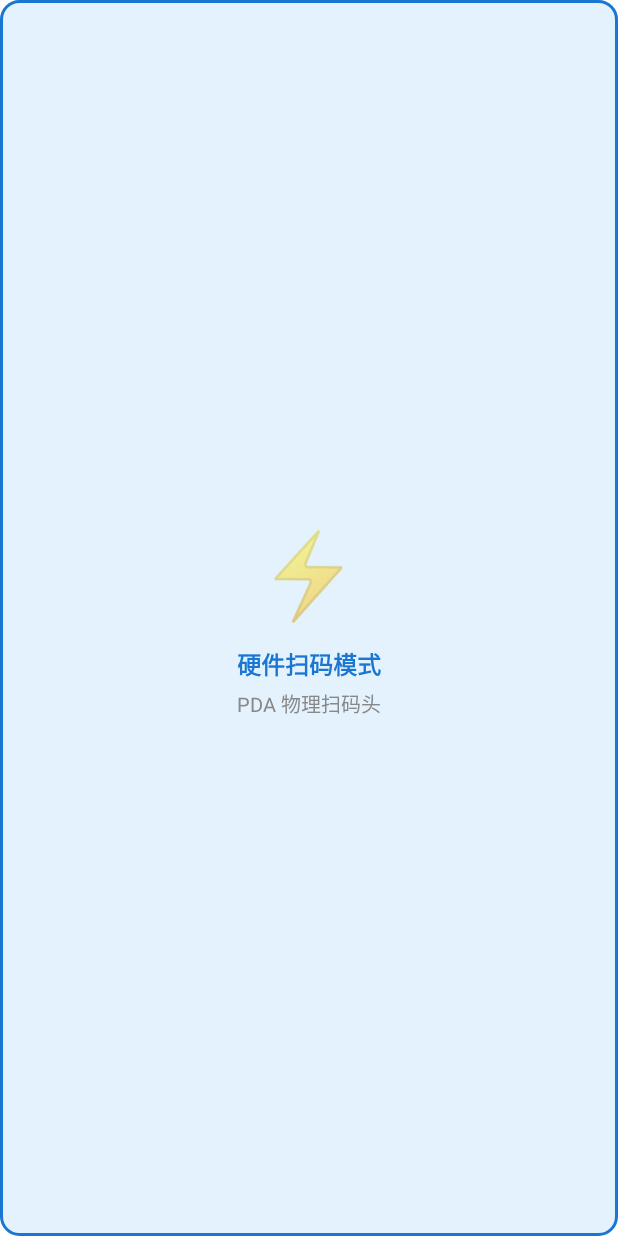
After one commit to lysdos/AssetManagerAPP, an Android app: the layout view_scan_mode_placeholder.xml on its own in the app's theme, with its tools: preview values and no code run, on a phone screen of 412 x 824 dp. The commit adds this screen. Run offline under Robolectric (Android 15) with nearby library versions, the phone set to English and light mode, and no system bars.

Commit message:
手动盘点新增硬件扫描模式

```diff
--- a/app/src/main/java/com/huaxia/inventory/InventoryApp.java
+++ b/app/src/main/java/com/huaxia/inventory/InventoryApp.java
@@ -4,6 +4,7 @@ import android.app.Application;
 import android.content.SharedPreferences;
 import android.util.Log;
 import androidx.room.Room;
+import com.huaxia.inventory.barcode.BarcodeHardwareController;
 import com.huaxia.inventory.data.AppDatabase;
 import com.huaxia.inventory.rfid.RfidController;
 import com.huaxia.inventory.rfid.SdkRfidAdapter;
@@ -63,6 +64,11 @@ public class InventoryApp extends Application {
                 Log.i(TAG, "[InventoryApp] orphan cleanup: no orphans found");
             }
         });
+
+        // 预热硬件扫码 SDK (rscja BarcodeDecoder).
+        // 跟 RFID init 同模式: 后台线程 open, 不阻塞 app 启动.
+        // 失败不致命, ManualScanFragment 会静默降级到 CameraX + ML Kit.
+        executors.diskIO.execute(() -> BarcodeHardwareController.prewarm(this));
 
         // 诊断: R8 minify 在 debug 开启后, com.rscja.team.mtk.* 等平台实现类
         // 会被 R8 误判为"不可达"剥掉. 用 Class.forName 探一下, 找出哪些类丢了.
--- /dev/null
+++ b/app/src/main/res/drawable/bg_scan_mode_placeholder.xml
@@ -0,0 +1,7 @@
+<?xml version="1.0" encoding="utf-8"?>
+<shape xmlns:android="http://schemas.android.com/apk/res/android"
+    android:shape="rectangle">
+    <solid android:color="@color/bgScanModePlaceholder" />
+    <stroke android:width="2dp" android:color="@color/colorPrimary" />
+    <corners android:radius="12dp" />
+</shape>
--- /dev/null
+++ b/app/src/main/res/layout/view_scan_mode_placeholder.xml
@@ -0,0 +1,41 @@
+<?xml version="1.0" encoding="utf-8"?>
+<!--
+  硬件扫码模式占位面板 — 在 cameraContainer 里跟 PreviewView 互斥显示.
+  硬件 SDK 已 open + setCallback, 不需要摄像头预览, 但保留 260dp 高度
+  防止双路径切换时页面长度抖动.
+-->
+<LinearLayout xmlns:android="http://schemas.android.com/apk/res/android"
+    android:id="@+id/scanModePlaceholder"
+    android:layout_width="match_parent"
+    android:layout_height="match_parent"
+    android:orientation="vertical"
+    android:gravity="center"
+    android:background="@drawable/bg_scan_mode_placeholder"
+    android:padding="16dp">
+
+    <TextView
+        android:id="@+id/placeholderIconTv"
+        android:layout_width="wrap_content"
+        android:layout_height="wrap_content"
+        android:text="⚡"
+        android:textSize="56sp" />
+
+    <TextView
+        android:id="@+id/placeholderTitleTv"
+        android:layout_width="wrap_content"
+        android:layout_height="wrap_content"
+        android:layout_marginTop="12dp"
+        android:text="@string/manual_scan_hardware_idle_title"
+        android:textSize="16sp"
+        android:textStyle="bold"
+        android:textColor="@color/colorPrimary" />
+
+    <TextView
+        android:id="@+id/placeholderTipTv"
+        android:layout_width="wrap_content"
+        android:layout_height="wrap_content"
+        android:layout_marginTop="4dp"
+        android:text="@string/manual_scan_hardware_idle_tip"
+        android:textSize="13sp"
+        android:textColor="@color/textHint" />
+</LinearLayout>
--- a/app/src/main/res/values/colors.xml
+++ b/app/src/main/res/values/colors.xml
@@ -6,6 +6,8 @@
     <color name="statusMissing">#C62828</color>
     <color name="statusExtra">#EF6C00</color>
     <color name="bgSurface">#F5F5F5</color>
+    <!-- 硬件扫码模式占位面板背景: 浅蓝 (跟 tagBlueBg 一致, 这里语义化独立命名便于维护) -->
+    <color name="bgScanModePlaceholder">#E3F2FD</color>
     <color name="cardCorner">#FFFFFF</color>
     <color name="tagBlueBg">#E3F2FD</color>
     <color name="tagBlueFg">#1565C0</color>
--- a/app/src/main/res/values/strings.xml
+++ b/app/src/main/res/values/strings.xml
@@ -189,6 +189,11 @@
     <string name="manual_scan_active_tip">将条码对准手持机扫描窗口</string>
     <string name="manual_scan_start_btn">🔫 启动扫码</string>
     <string name="manual_scan_stop_btn">⏹️ 停止扫码</string>
+    <!-- 硬件扫码模式占位面板文案 (双路径切换时使用) -->
+    <string name="manual_scan_hardware_idle_title">硬件扫码模式</string>
+    <string name="manual_scan_hardware_idle_tip">PDA 物理扫码头</string>
+    <string name="manual_scan_hardware_active_title">硬件扫码中</string>
+    <string name="manual_scan_hardware_active_tip">按 PDA 扳机键扫描条形码</string>
 
     <!-- Power setting -->
     <string name="action_power_setting">功率设置</string>
```
Also changed, not shown: app/src/main/java/com/huaxia/inventory/barcode/BarcodeHardwareController.java (added, +132 -0 lines), app/src/main/java/com/huaxia/inventory/ui/manual/ManualScanFragment.java (+97 -4 lines), app/src/main/res/layout/fragment_manual_scan.xml (+7 -1 lines), 1 other file.
